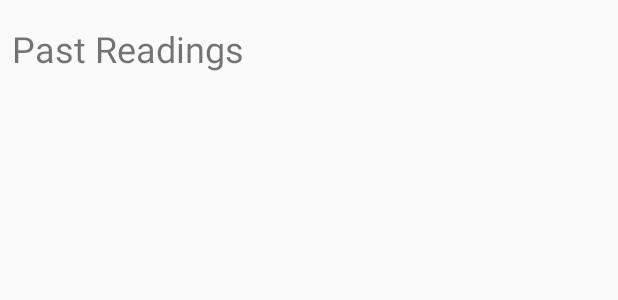
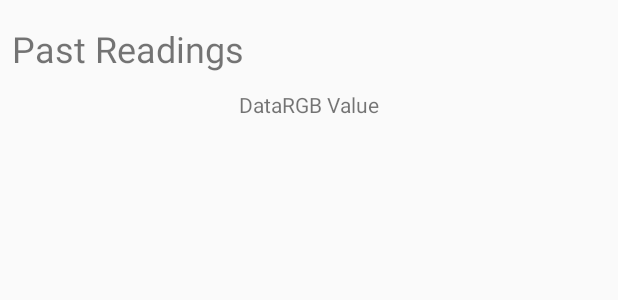
Before and after one commit to Dallamore/WaterAnalysisApp, an Android app: the layout pastreadings.xml on its own in the app's theme, with its tools: preview values and no code run, on a phone screen of 412 x 824 dp. Shown: the top 300 px of the screen. Run offline under Robolectric (Android 15) with nearby library versions, the phone set to English and light mode, and no system bars.

Commit message:
Fixed nitrate always zero and some layout issues

```diff
--- a/app/src/main/java/p15188966/wateranalysisapp/PastReadingsActivity.java
+++ b/app/src/main/java/p15188966/wateranalysisapp/PastReadingsActivity.java
@@ -90,18 +90,14 @@ public class PastReadingsActivity extends AppCompatActivity {
 
         TableRow tableRow = new TableRow(this);
         tableRow.setBackgroundColor(bgColour);
-//        tableRow.setLayoutParams(new TableLayout.LayoutParams(
-//                TableLayout.LayoutParams.MATCH_PARENT,
-//                TableLayout.LayoutParams.MATCH_PARENT));
 
         TextView resultsText = new TextView(this);
         resultsText.setText(data);
-//        resultsText.setPadding(5, 5, 400, 5);
         tableRow.addView(resultsText);
 
         TextView resultsColour = new TextView(this);
         resultsColour.setBackgroundColor(Color.rgb(red, green, blue));
-//        resultsColour.setPadding(5, 5, 50, 150);
+        resultsColour.setWidth(20);
         tableRow.addView(resultsColour);
 
         tableRow.setGravity(Gravity.CENTER);
--- a/app/src/main/res/layout/pastreadings.xml
+++ b/app/src/main/res/layout/pastreadings.xml
@@ -6,6 +6,20 @@
     android:layout_height="match_parent"
     tools:context="p15188966.wateranalysisapp.PastReadingsActivity"
     tools:layout_editor_absoluteY="25dp">
+
+    <TextView
+        android:id="@+id/pastReadingsTitle"
+        android:layout_width="0dp"
+        android:layout_height="36dp"
+        android:layout_marginEnd="8dp"
+        android:layout_marginStart="8dp"
+        android:layout_marginTop="16dp"
+        android:text="@string/pastReadingsTitle"
+        android:textAlignment="textStart"
+        android:textSize="24sp"
+        app:layout_constraintEnd_toEndOf="parent"
+        app:layout_constraintStart_toStartOf="parent"
+        app:layout_constraintTop_toTopOf="parent" />
 
     <ScrollView
         android:id="@+id/scrollView2"
@@ -32,22 +46,20 @@
                 android:layout_height="match_parent"
                 android:gravity="center">
 
+                <TextView
+                    android:id="@+id/dataLabelTextView"
+                    android:layout_width="match_parent"
+                    android:layout_height="match_parent"
+                    android:text="@string/data" />
+
+                <TextView
+                    android:id="@+id/rgbLabelTextView"
+                    android:layout_width="match_parent"
+                    android:layout_height="match_parent"
+                    android:text="@string/rgbvalue" />
+
             </TableRow>
         </TableLayout>
     </ScrollView>
 
-    <TextView
-        android:id="@+id/pastReadingsTitle"
-        android:layout_width="0dp"
-        android:layout_height="36dp"
-        android:layout_marginEnd="8dp"
-        android:layout_marginStart="8dp"
-        android:layout_marginTop="16dp"
-        android:text="@string/pastReadingsTitle"
-        android:textAlignment="textStart"
-        android:textSize="24sp"
-        app:layout_constraintEnd_toEndOf="parent"
-        app:layout_constraintStart_toStartOf="parent"
-        app:layout_constraintTop_toTopOf="parent" />
-
 </android.support.constraint.ConstraintLayout>
--- a/app/src/main/res/values/strings.xml
+++ b/app/src/main/res/values/strings.xml
@@ -8,7 +8,7 @@
     <string name="notReadyYet">Not implemented yet</string>
     <string name="action_new_capture">New Capture</string>
     <string name="action_save">Analyse</string>
-    <string name="pastBlockText">No Readings Logged</string>
+    <string name="noReadings">No Readings Logged</string>
     <string name="analysisSuccess">Successfully Analysed</string>
     <string name="createdByName">Created by David Dallamore</string>
     <string name="pNum">P15188966</string>
@@ -22,4 +22,6 @@
 
     <string name="nitrateTitle">Nitrate PPM:</string>
     <string name="slider">slider</string>
+    <string name="data">Data</string>
+    <string name="rgbvalue">RGB Value</string>
 </resources>
```
Also changed, not shown: app/src/main/java/p15188966/wateranalysisapp/ImageTouchActivity.java (+5 -2 lines).
